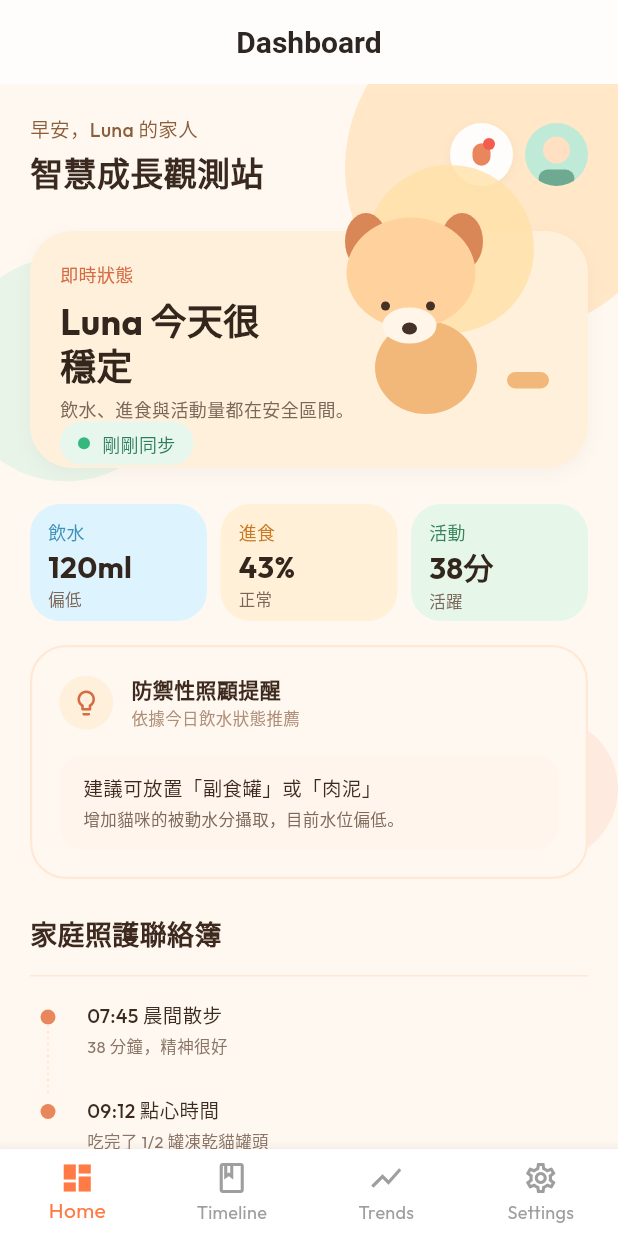
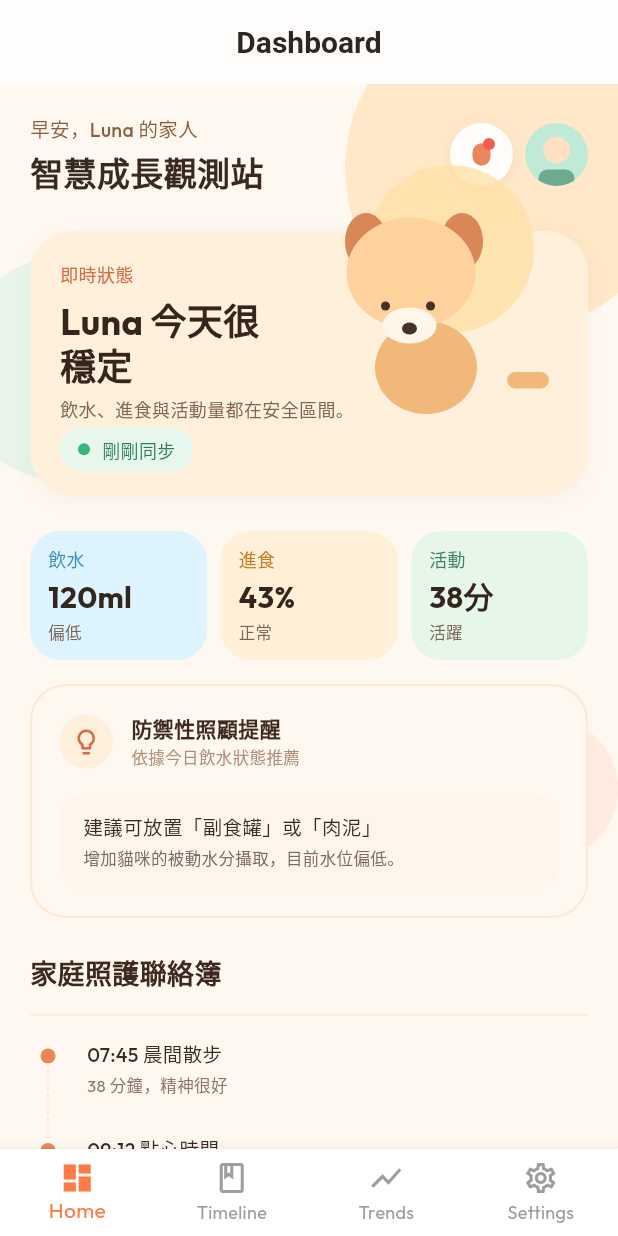
Before and after one commit to snownilight/luluHealthCheckProject, a Flutter app: the screen it shows after launch, on a phone screen of 412 x 824 dp. Run offline on Flutter 3.47's test engine with Material 3 defaults, Android fonts, the phone set to English and light mode, and no system bars; our stand-ins replace fl_chart, flutter_riverpod, google_fonts; missing offline and left inert: stomp_dart_client; network calls fail.

Commit message:
fix(ui): resolve RenderFlex layout overflows in HomeScreen cards

```diff
--- a/frontend/lib/screens/home_screen.dart
+++ b/frontend/lib/screens/home_screen.dart
@@ -350,7 +350,7 @@ class _StatGridCard extends StatelessWidget {
   @override
   Widget build(BuildContext context) {
     return Container(
-      height: 78,
+      height: 86,
       padding: const EdgeInsets.symmetric(horizontal: 12, vertical: 10),
       decoration: BoxDecoration(
         color: backgroundColor,
@@ -397,7 +397,7 @@ class _RealTimeStatusCard extends StatelessWidget {
   Widget build(BuildContext context) {
     return Container(
       width: double.infinity,
-      height: 158,
+      height: 176,
       decoration: BoxDecoration(
         color: const Color(0xFFFFF0DC),
         borderRadius: BorderRadius.circular(28),
```
